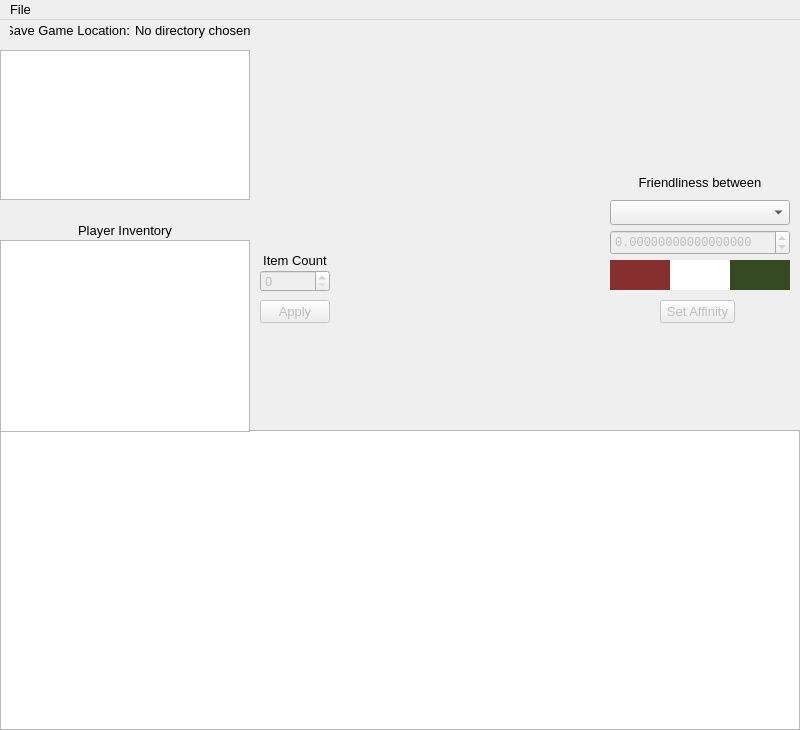
Old version of the form PineSaveGameEditor.ui in the repository accavallo/PineSaveGameEditor.
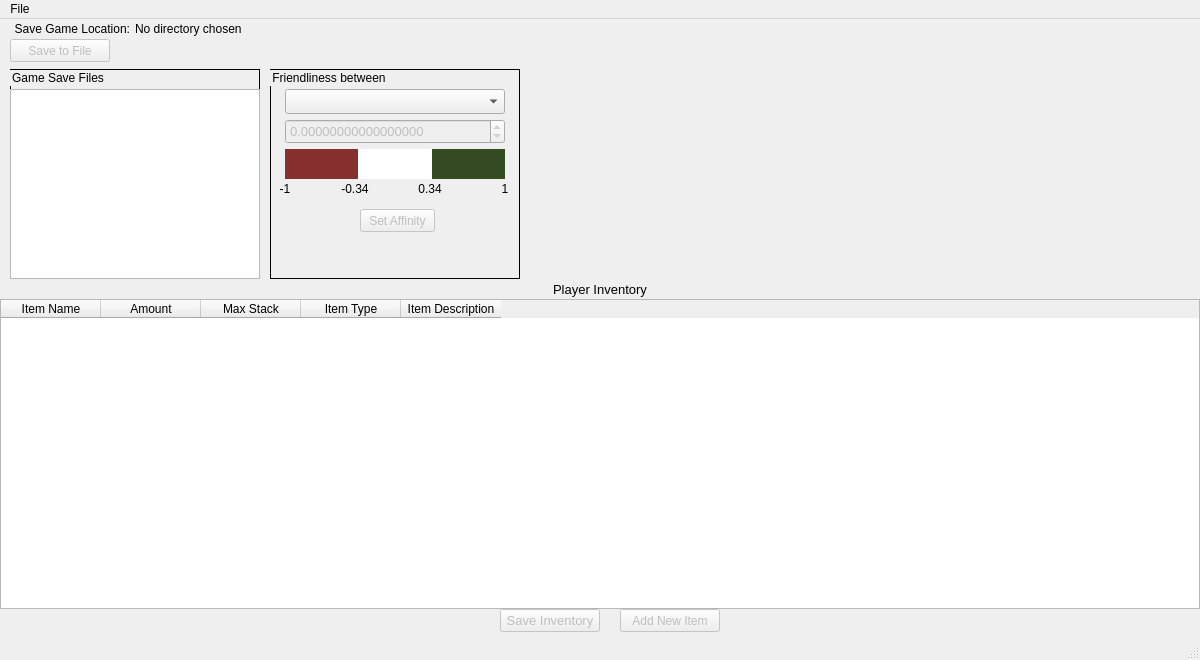
New version of the form. Custom widgets are drawn as their Qt base class.

Commit message:
The AffinityWheel class got a change to be a bit more dynamic in text positioning and size changes when drawing the affinity triangle.
The PineSaveGameEditor class saw the biggest set of changes that actually allow the user to modify item values, affinity values, and then save the changes back to the file that is currently selected. There were some UI changes as well to remove items that were no longer used or necessary.

Diff of the .ui file:
```diff
--- a/PineSaveGameEditor.ui
+++ b/PineSaveGameEditor.ui
@@ -6,25 +6,45 @@
    <rect>
     <x>0</x>
     <y>0</y>
-    <width>800</width>
-    <height>730</height>
+    <width>1200</width>
+    <height>660</height>
    </rect>
   </property>
+  <property name="minimumSize">
+   <size>
+    <width>1200</width>
+    <height>660</height>
+   </size>
+  </property>
+  <property name="maximumSize">
+   <size>
+    <width>16777215</width>
+    <height>660</height>
+   </size>
+  </property>
   <property name="font">
    <font>
+    <family>MS Shell Dlg 2</family>
     <pointsize>10</pointsize>
+    <weight>50</weight>
+    <italic>false</italic>
+    <bold>false</bold>
    </font>
   </property>
   <property name="windowTitle">
    <string>PineSaveGameEditor</string>
   </property>
+  <property name="styleSheet">
+   <string notr="true">QGroupBox {border: 1px solid black;}
+QWidget {font: 10pt &quot;MS Shell Dlg 2&quot;;}</string>
+  </property>
   <widget class="QWidget" name="centralWidget">
    <widget class="QLabel" name="label">
     <property name="geometry">
      <rect>
       <x>135</x>
       <y>0</y>
-      <width>475</width>
+      <width>670</width>
       <height>20</height>
      </rect>
     </property>
@@ -48,39 +68,92 @@
      <set>Qt::AlignRight|Qt::AlignTrailing|Qt::AlignVCenter</set>
     </property>
    </widget>
-   <widget class="QTextEdit" name="textEdit">
+   <widget class="QLabel" name="label_4">
     <property name="geometry">
      <rect>
       <x>0</x>
-      <y>410</y>
-      <width>800</width>
-      <height>300</height>
+      <y>260</y>
+      <width>1200</width>
+      <height>20</height>
      </rect>
     </property>
     <property name="font">
      <font>
       <family>MS Shell Dlg 2</family>
       <pointsize>10</pointsize>
+      <weight>50</weight>
+      <italic>false</italic>
+      <bold>false</bold>
      </font>
     </property>
-    <property name="readOnly">
-     <bool>false</bool>
+    <property name="text">
+     <string>Player Inventory</string>
+    </property>
+    <property name="alignment">
+     <set>Qt::AlignCenter</set>
     </property>
    </widget>
+   <widget class="QGroupBox" name="groupBox_2">
+    <property name="geometry">
+     <rect>
+      <x>10</x>
+      <y>50</y>
+      <width>250</width>
+      <height>210</height>
+     </rect>
+    </property>
+    <property name="title">
+     <string>Game Save Files</string>
+    </property>
    <widget class="QListWidget" name="saveFileList">
     <property name="geometry">
      <rect>
       <x>0</x>
-      <y>30</y>
+       <y>20</y>
       <width>250</width>
-      <height>150</height>
+       <height>190</height>
      </rect>
     </property>
     <property name="font">
      <font>
       <family>MS Shell Dlg 2</family>
       <pointsize>10</pointsize>
-     </font>
+       <weight>50</weight>
+       <italic>false</italic>
+       <bold>false</bold>
+      </font>
+     </property>
+    </widget>
+   </widget>
+   <widget class="QGroupBox" name="groupBox_3">
+    <property name="geometry">
+     <rect>
+      <x>270</x>
+      <y>50</y>
+      <width>250</width>
+      <height>210</height>
+     </rect>
+    </property>
+    <property name="title">
+     <string>Friendliness between</string>
+    </property>
+    <widget class="AffinityWheel" name="affinityWheel">
+     <property name="geometry">
+      <rect>
+       <x>15</x>
+       <y>80</y>
+       <width>220</width>
+       <height>30</height>
+      </rect>
+     </property>
+     <property name="styleSheet">
+      <string notr="true">#affinityWheel {
+color: orange; 
+background-color: qlineargradient(spread:pad, x1:0, y1:0, x2:1, y2:0, stop:0 rgb(133, 47, 46), stop:0.333333 rgb(133, 47, 46), stop:0.333334 rgba(255, 255, 255, 255), stop:0.666666 rgba(255, 255, 255, 255), stop:0.666667 rgb(52, 74, 33), stop:1 rgb(52, 74, 33));
+}</string>
+     </property>
+     <property name="text">
+      <string/>
     </property>
    </widget>
    <widget class="QDoubleSpinBox" name="affinitySpinBox">
@@ -89,16 +162,19 @@
     </property>
     <property name="geometry">
      <rect>
-      <x>610</x>
-      <y>210</y>
-      <width>180</width>
+       <x>15</x>
+       <y>50</y>
+       <width>220</width>
       <height>25</height>
      </rect>
     </property>
     <property name="font">
      <font>
-      <family>Consolas</family>
-      <pointsize>9</pointsize>
+       <family>MS Shell Dlg 2</family>
+       <pointsize>10</pointsize>
+       <weight>50</weight>
+       <italic>false</italic>
+       <bold>false</bold>
      </font>
     </property>
     <property name="decimals">
@@ -114,12 +190,28 @@
      <double>0.001000000000000</double>
     </property>
    </widget>
+    <widget class="QPushButton" name="applyAffinityBtn">
+     <property name="enabled">
+      <bool>false</bool>
+     </property>
+     <property name="geometry">
+      <rect>
+       <x>90</x>
+       <y>140</y>
+       <width>75</width>
+       <height>23</height>
+      </rect>
+     </property>
+     <property name="text">
+      <string>Set Affinity</string>
+     </property>
+    </widget>
    <widget class="QComboBox" name="speciesComboBox">
     <property name="geometry">
      <rect>
-      <x>610</x>
-      <y>180</y>
-      <width>180</width>
+       <x>15</x>
+       <y>20</y>
+       <width>220</width>
       <height>25</height>
      </rect>
     </property>
@@ -127,97 +219,129 @@
    <widget class="QLabel" name="label_3">
     <property name="geometry">
      <rect>
-      <x>610</x>
-      <y>150</y>
-      <width>180</width>
-      <height>25</height>
-     </rect>
-    </property>
-    <property name="font">
-     <font>
-      <family>MS Shell Dlg 2</family>
-      <pointsize>10</pointsize>
-     </font>
-    </property>
-    <property name="text">
-     <string>Friendliness between</string>
-    </property>
-    <property name="alignment">
-     <set>Qt::AlignCenter</set>
-    </property>
-   </widget>
-   <widget class="QListWidget" name="itemList">
-    <property name="geometry">
-     <rect>
-      <x>0</x>
-      <y>220</y>
-      <width>250</width>
-      <height>192</height>
-     </rect>
-    </property>
-    <property name="font">
-     <font>
-      <family>MS Shell Dlg 2</family>
-      <pointsize>10</pointsize>
-     </font>
-    </property>
-   </widget>
-   <widget class="QLabel" name="label_4">
-    <property name="geometry">
-     <rect>
-      <x>0</x>
-      <y>200</y>
-      <width>250</width>
+       <x>5</x>
+       <y>110</y>
+       <width>20</width>
       <height>20</height>
      </rect>
     </property>
-    <property name="font">
-     <font>
-      <pointsize>10</pointsize>
-     </font>
-    </property>
     <property name="text">
-     <string>Player Inventory</string>
+      <string>-1</string>
     </property>
     <property name="alignment">
      <set>Qt::AlignCenter</set>
     </property>
    </widget>
-   <widget class="QSpinBox" name="itemCountBox">
-    <property name="enabled">
-     <bool>false</bool>
-    </property>
-    <property name="geometry">
-     <rect>
-      <x>260</x>
-      <y>250</y>
-      <width>70</width>
-      <height>22</height>
-     </rect>
-    </property>
-    <property name="font">
-     <font>
-      <pointsize>10</pointsize>
-     </font>
-    </property>
-    <property name="maximum">
-     <number>50</number>
-    </property>
-   </widget>
    <widget class="QLabel" name="label_5">
     <property name="geometry">
      <rect>
-      <x>260</x>
-      <y>230</y>
-      <width>70</width>
+       <x>70</x>
+       <y>110</y>
+       <width>30</width>
       <height>20</height>
      </rect>
     </property>
     <property name="text">
-     <string>Item Count</string>
+      <string>-0.34</string>
     </property>
     <property name="alignment">
      <set>Qt::AlignCenter</set>
+     </property>
+    </widget>
+    <widget class="QLabel" name="label_6">
+     <property name="geometry">
+      <rect>
+       <x>145</x>
+       <y>110</y>
+       <width>30</width>
+       <height>20</height>
+      </rect>
+     </property>
+     <property name="text">
+      <string>0.34</string>
+     </property>
+     <property name="alignment">
+      <set>Qt::AlignCenter</set>
+     </property>
+    </widget>
+    <widget class="QLabel" name="label_7">
+     <property name="geometry">
+      <rect>
+       <x>225</x>
+       <y>110</y>
+       <width>20</width>
+       <height>20</height>
+      </rect>
+     </property>
+     <property name="text">
+      <string>1</string>
+     </property>
+     <property name="alignment">
+      <set>Qt::AlignCenter</set>
+     </property>
+    </widget>
+   </widget>
+   <widget class="QTableWidget" name="tableWidget">
+    <property name="geometry">
+     <rect>
+      <x>0</x>
+      <y>280</y>
+      <width>1200</width>
+      <height>310</height>
+     </rect>
+    </property>
+    <property name="minimumSize">
+     <size>
+      <width>0</width>
+      <height>0</height>
+     </size>
+    </property>
+    <property name="maximumSize">
+     <size>
+      <width>16777215</width>
+      <height>16777215</height>
+     </size>
+    </property>
+    <column>
+     <property name="text">
+      <string>Item Name</string>
+     </property>
+    </column>
+    <column>
+     <property name="text">
+      <string>Amount</string>
+     </property>
+    </column>
+    <column>
+     <property name="text">
+      <string>Max Stack</string>
+     </property>
+    </column>
+    <column>
+     <property name="text">
+      <string>Item Type</string>
+     </property>
+    </column>
+    <column>
+     <property name="text">
+      <string>Item Description</string>
+     </property>
+    </column>
+   </widget>
+   <widget class="QPushButton" name="saveToFileBtn">
+    <property name="enabled">
+     <bool>false</bool>
+    </property>
+    <property name="geometry">
+     <rect>
+      <x>10</x>
+      <y>20</y>
+      <width>100</width>
+      <height>23</height>
+     </rect>
+    </property>
+    <property name="text">
+     <string>Save to File</string>
     </property>
    </widget>
    <widget class="QPushButton" name="applyItemBtn">
@@ -226,52 +350,39 @@
     </property>
     <property name="geometry">
      <rect>
-      <x>260</x>
-      <y>280</y>
-      <width>70</width>
+      <x>500</x>
+      <y>590</y>
+      <width>100</width>
       <height>23</height>
      </rect>
     </property>
     <property name="font">
      <font>
+      <family>MS Shell Dlg 2</family>
       <pointsize>10</pointsize>
+      <weight>50</weight>
+      <italic>false</italic>
+      <bold>false</bold>
      </font>
     </property>
     <property name="text">
-     <string>Apply</string>
+     <string>Save Inventory</string>
     </property>
    </widget>
-   <widget class="QPushButton" name="applyAffinityBtn">
+   <widget class="QPushButton" name="addItemBtn">
     <property name="enabled">
      <bool>false</bool>
     </property>
     <property name="geometry">
      <rect>
-      <x>660</x>
-      <y>280</y>
-      <width>75</width>
+      <x>620</x>
+      <y>590</y>
+      <width>100</width>
       <height>23</height>
      </rect>
     </property>
     <property name="text">
-     <string>Set Affinity</string>
-    </property>
-   </widget>
-   <widget class="AffinityWheel" name="affinityWheel">
-    <property name="geometry">
-     <rect>
-      <x>610</x>
-      <y>240</y>
-      <width>180</width>
-      <height>30</height>
-     </rect>
-    </property>
-    <property name="styleSheet">
-     <string notr="true">color: orange; 
-background-color: qlineargradient(spread:pad, x1:0, y1:0, x2:1, y2:0, stop:0 rgb(133, 47, 46), stop:0.333333 rgb(133, 47, 46), stop:0.333334 rgba(255, 255, 255, 255), stop:0.666666 rgba(255, 255, 255, 255), stop:0.666667 rgb(52, 74, 33), stop:1 rgb(52, 74, 33));</string>
-    </property>
-    <property name="text">
-     <string/>
+     <string>Add New Item</string>
     </property>
    </widget>
   </widget>
@@ -280,8 +391,8 @@
     <rect>
      <x>0</x>
      <y>0</y>
-     <width>800</width>
-     <height>21</height>
+     <width>1200</width>
+     <height>22</height>
     </rect>
    </property>
    <widget class="QMenu" name="menuFile">
@@ -292,6 +403,7 @@
    </widget>
    <addaction name="menuFile"/>
   </widget>
+  <widget class="QStatusBar" name="statusBar"/>
   <action name="actionSelect_Save_Directory">
    <property name="text">
     <string>Select Save Directory</string>
```
Left out of the diff: 71 changed lines with no effect on the pictures. Lines whose indentation alone changed are shown as unchanged. The commit also changes 5 other files.
